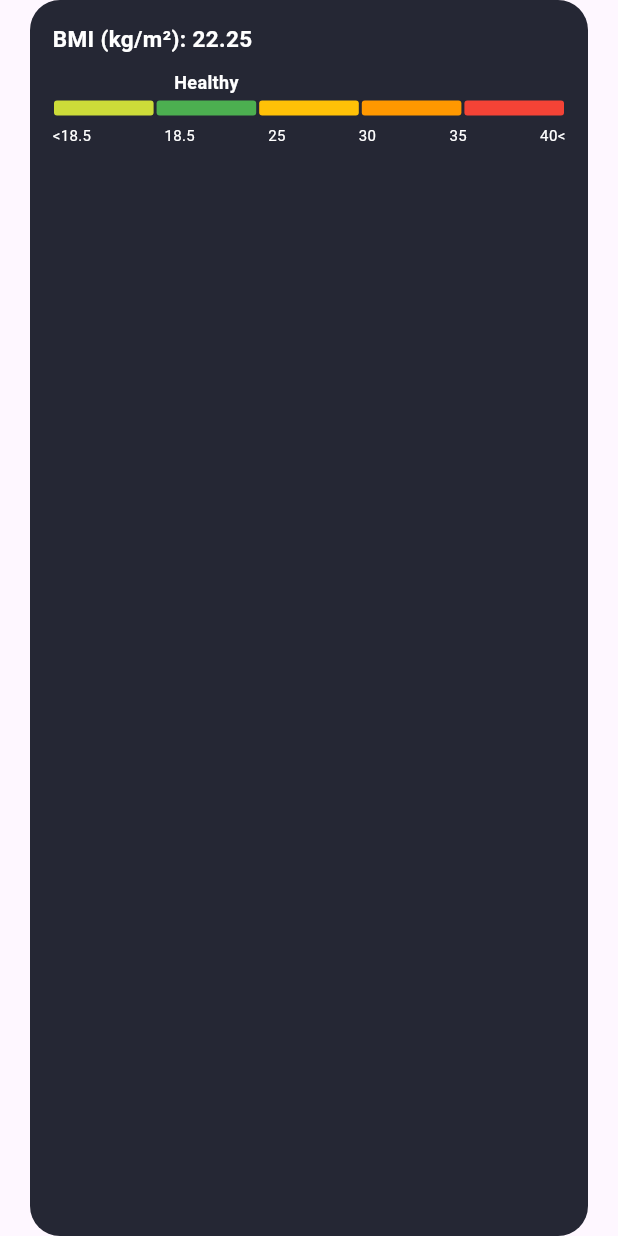
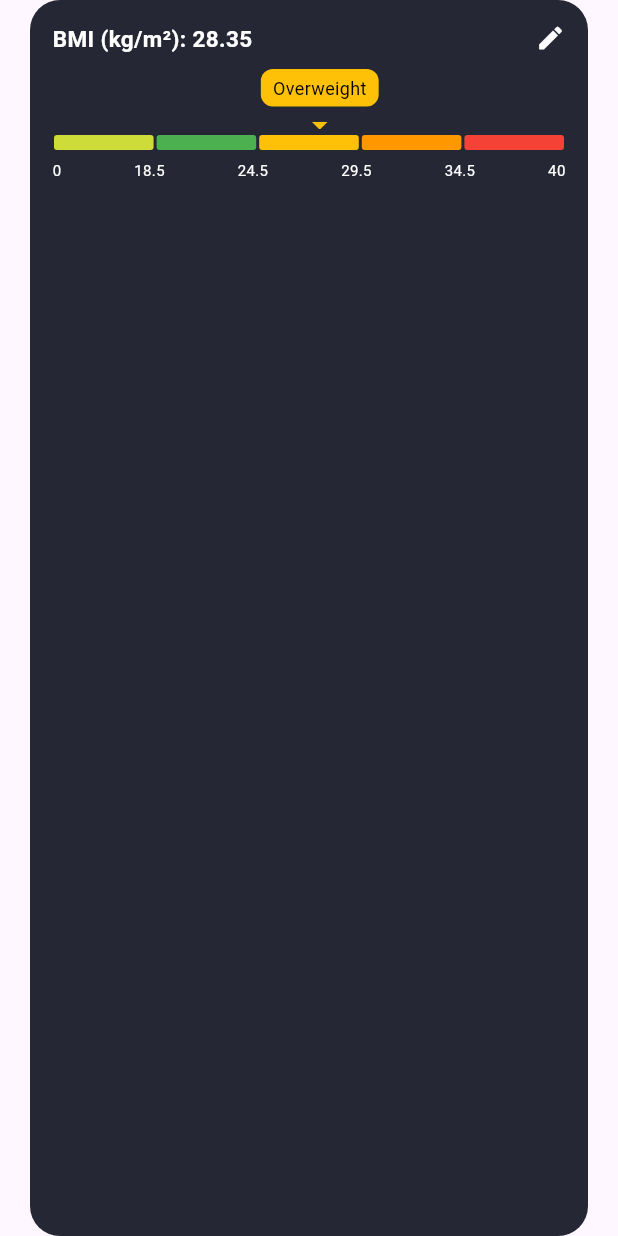
Before and after one commit to armanurrashid/MyFitness_App, a Flutter app: the BMICard widget shown alone on an empty page, opened directly, on a phone screen of 412 x 824 dp. Run offline on Flutter 3.47's test engine with Material 3 defaults, Android fonts, the phone set to English and light mode, and no system bars.

Commit message:
BMI marker

```diff
--- a/lib/views/components/bmiCard.dart
+++ b/lib/views/components/bmiCard.dart
@@ -6,7 +6,24 @@ class BMICard extends StatelessWidget {
 
   @override
   Widget build(BuildContext context) {
-    double bmi = 22.25;
+    double bmi = 28.35;
+
+    double bmiMarkerPosition() {
+      double bmiPos = 0.0;
+      if (bmi >= 0 && bmi <= 18.5) {
+        bmiPos = bmi * 3.24 - 15;
+      } else if (bmi > 18.5 && bmi <= 24.5) {
+        bmiPos = 15 + ((bmi-18.5) * 11.6);
+      }else if (bmi > 24.5 && bmi <= 29.5) {
+        bmiPos = 85 + ((bmi-24.5) * 14);
+      }else if (bmi > 29.5 && bmi <= 34.5) {
+        bmiPos = 155 + ((bmi-29.5) * 13);
+      }else if (bmi > 34.5 && bmi <= 40) {
+        bmiPos = 220 + ((bmi-34.5) * 12.72);
+      }
+
+      return bmiPos;
+    }
 
     int getSegmentIndex(double bmi) {
       if (bmi < 18.5) return 0;
@@ -26,11 +43,13 @@ class BMICard extends StatelessWidget {
 
     List<String> labels = [
       "Underweight",
-      "Healthy",
+      "Healthy weight",
       "Overweight",
       "Obese",
       "Extremely Obese",
     ];
+
+    int segmentIndex = getSegmentIndex(bmi);
 
     return Container(
       margin: const EdgeInsets.symmetric(horizontal: 20),
@@ -42,40 +61,62 @@ class BMICard extends StatelessWidget {
       child: Column(
         crossAxisAlignment: CrossAxisAlignment.start,
         children: [
-          /// Top Row: BMI Value + Icon
+          /// BMI Text
+          Row(
+            mainAxisAlignment: MainAxisAlignment.spaceBetween,
+            children: [
               Text(
                 "BMI (kg/m²): $bmi",
                 style: const TextStyle(
-                color: Colors.white, fontSize: 15, fontWeight: FontWeight.bold),
+                  color: Colors.white,
+                  fontSize: 15,
+                  fontWeight: FontWeight.bold,
+                ),
+              ),
+              Icon(Icons.edit,color: Colors.white,size: 20,)
+            ],
           ),
 
           const SizedBox(height: 10),
 
-          /// Labels Above Segments
-          SizedBox(
-            width: double.infinity,
-            child: Row(
-              mainAxisAlignment: MainAxisAlignment.spaceBetween,
-              children: List.generate(5, (index) {
-                return Expanded(
+          /// Marker Label above bar
+          LayoutBuilder(
+            builder: (context, constraints) {
+              double bmiPosition = bmiMarkerPosition();
+
+              return Stack(
+                children: [
+                  Container(height: 40), // Reserve space for marker
+                  Positioned(
+                    left: bmiPosition,
                     child: Column(
                       children: [
-                      if (index == getSegmentIndex(bmi))
-                        Text(
-                          labels[index],
+                        Container(
+                          padding: const EdgeInsets.symmetric(
+                              vertical: 4, horizontal: 8),
+                          decoration: BoxDecoration(
+                            color: colors[segmentIndex],
+                            borderRadius: BorderRadius.circular(8),
+                          ),
+                          child: Text(
+                            labels[segmentIndex],
                             style: const TextStyle(
-                            color: Colors.white,
+                              color: Colors.black,
                               fontSize: 12,
-                            fontWeight: FontWeight.bold,
                             ),
-                        )
-                      else
-                        const SizedBox(height: 16),
+                          ),
+                        ),
+                        Icon(
+                          Icons.arrow_drop_down,
+                          color: colors[segmentIndex],
+                          size: 24,
+                        ),
                       ],
                     ),
+                  ),
+                ],
               );
-              }),
-            ),
+            },
           ),
 
           const SizedBox(height: 4),
@@ -98,16 +139,16 @@ class BMICard extends StatelessWidget {
 
           const SizedBox(height: 6),
 
-          /// Range values below each part
+          /// BMI Ranges
           Row(
             mainAxisAlignment: MainAxisAlignment.spaceBetween,
             children: const [
-              Text("<18.5", style: TextStyle(color: Colors.white, fontSize: 10)),
+              Text("0", style: TextStyle(color: Colors.white, fontSize: 10)),
               Text("18.5", style: TextStyle(color: Colors.white, fontSize: 10)),
-              Text("25", style: TextStyle(color: Colors.white, fontSize: 10)),
-              Text("30", style: TextStyle(color: Colors.white, fontSize: 10)),
-              Text("35", style: TextStyle(color: Colors.white, fontSize: 10)),
-              Text("40<", style: TextStyle(color: Colors.white, fontSize: 10)),
+              Text("24.5", style: TextStyle(color: Colors.white, fontSize: 10)),
+              Text("29.5", style: TextStyle(color: Colors.white, fontSize: 10)),
+              Text("34.5", style: TextStyle(color: Colors.white, fontSize: 10)),
+              Text("40", style: TextStyle(color: Colors.white, fontSize: 10)),
             ],
           ),
         ],
```
Lines whose indentation alone changed are shown as unchanged.
